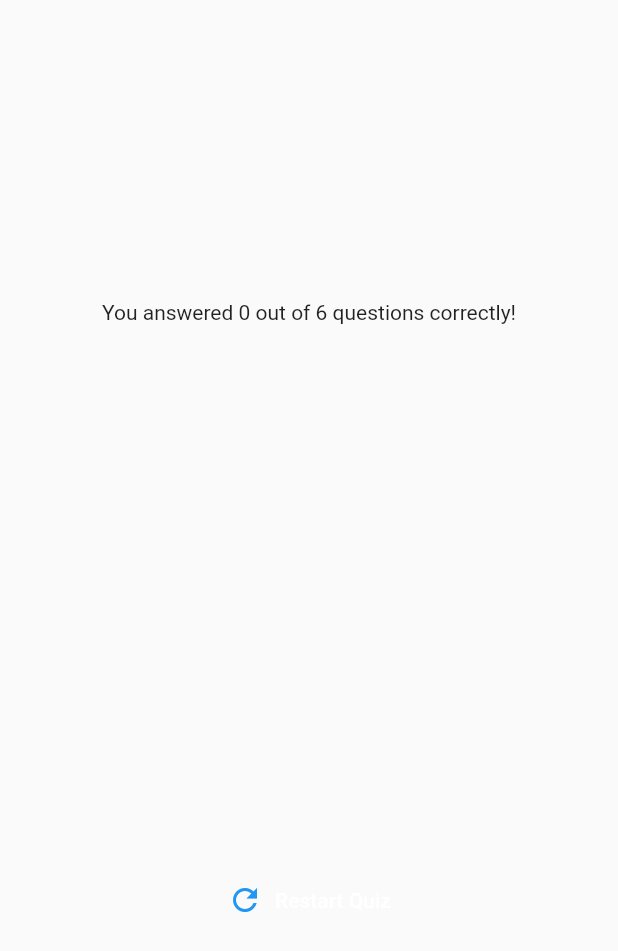
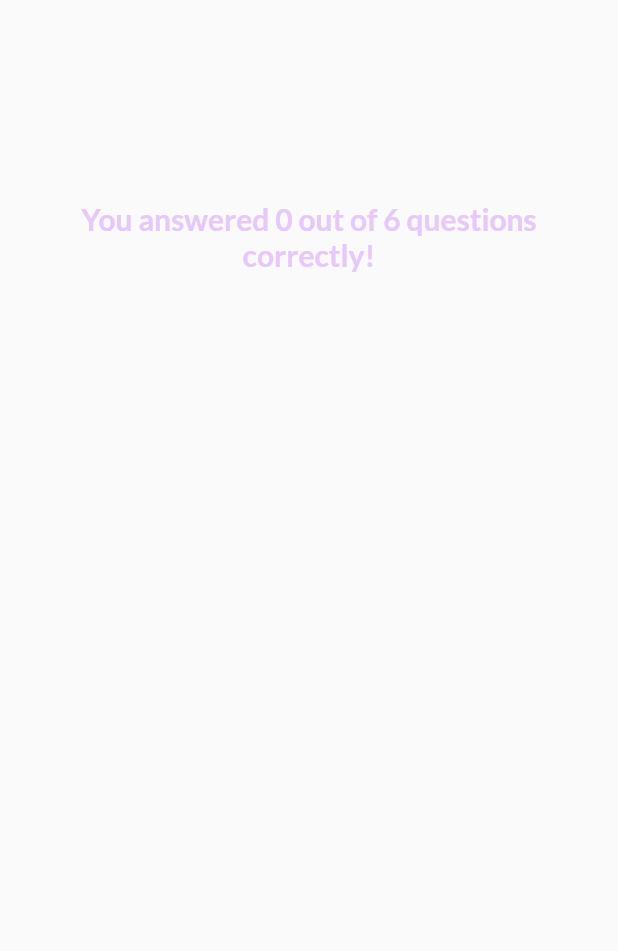
Before and after one commit to Adipt60/Quiz-App-Flutter, a Flutter app: the ResultsScreen widget shown alone on an empty page, opened directly with empty values, on a phone screen of 412 x 824 dp. Shown: the top 951 px of the screen. Run offline on Flutter 3.47's test engine with Material 2 defaults, Android fonts, the phone set to English and light mode, and no system bars; our stand-ins replace google_fonts.

Commit message:
Result Screen styled, app completed

```diff
--- /dev/null
+++ b/lib/questions_summary/questions_summary.dart
@@ -0,0 +1,22 @@
+import 'package:flutter/material.dart';
+import 'package:quiz_app/questions_summary/summary_item.dart';
+
+class QuestionsSummary extends StatelessWidget {
+  const QuestionsSummary(this.summaryData, {super.key});
+
+  final List<Map<String, Object>> summaryData;
+
+  @override
+  Widget build(BuildContext context) {
+    return SizedBox(
+      height: 400,
+      child: SingleChildScrollView(
+        child: Column(
+          children: summaryData.map((data) {
+            return SummaryItem(data);
+          }).toList(),
+        ),
+      ),
+    );
+  }
+}
--- a/lib/results_screen.dart
+++ b/lib/results_screen.dart
@@ -1,10 +1,16 @@
 import 'package:flutter/material.dart';
+import 'package:google_fonts/google_fonts.dart';
 import 'package:quiz_app/data/questions.dart';
-import 'package:quiz_app/questions_summary.dart';
+import 'package:quiz_app/questions_summary/questions_summary.dart';
 
 class ResultsScreen extends StatelessWidget {
-  const ResultsScreen({super.key, required this.chosenAnswers});
+  const ResultsScreen({
+    super.key,
+    required this.chosenAnswers,
+    required this.onRestart,
+  });
 
+  final void Function() onRestart;
   final List<String> chosenAnswers;
 
   List<Map<String, Object>> getSummaryData() {
@@ -38,19 +44,24 @@ class ResultsScreen extends StatelessWidget {
           mainAxisAlignment: MainAxisAlignment.center,
           children: [
             Text(
-                'You answered $numCorrectQuestions out of $numTotalQuestions questions correctly!'),
+              'You answered $numCorrectQuestions out of $numTotalQuestions questions correctly!',
+              style: GoogleFonts.lato(
+                color: const Color.fromARGB(255, 230, 200, 253),
+                fontSize: 20,
+                fontWeight: FontWeight.bold,
+              ),
+              textAlign: TextAlign.center,
+            ),
             const SizedBox(height: 30),
             QuestionsSummary(summaryData),
             const SizedBox(height: 30),
             TextButton.icon(
-              onPressed: () {},
+              onPressed: onRestart,
+              style: TextButton.styleFrom(
+                foregroundColor: Colors.white,
+              ),
               icon: const Icon(Icons.refresh),
-              label: const Text(
-                'Restart Quiz',
-                style: TextStyle(
-                  color: Colors.white,
-                ),
-              ),
+              label: const Text('Restart Quiz'),
             ),
           ],
         ),
```
Also changed, not shown: lib/questions_summary.dart (deleted, +0 -38 lines), lib/questions_summary/questions_identifier.dart (added, +35 -0 lines), lib/questions_summary/summary_item.dart (added, +61 -0 lines), lib/quiz.dart (+13 -2 lines).
